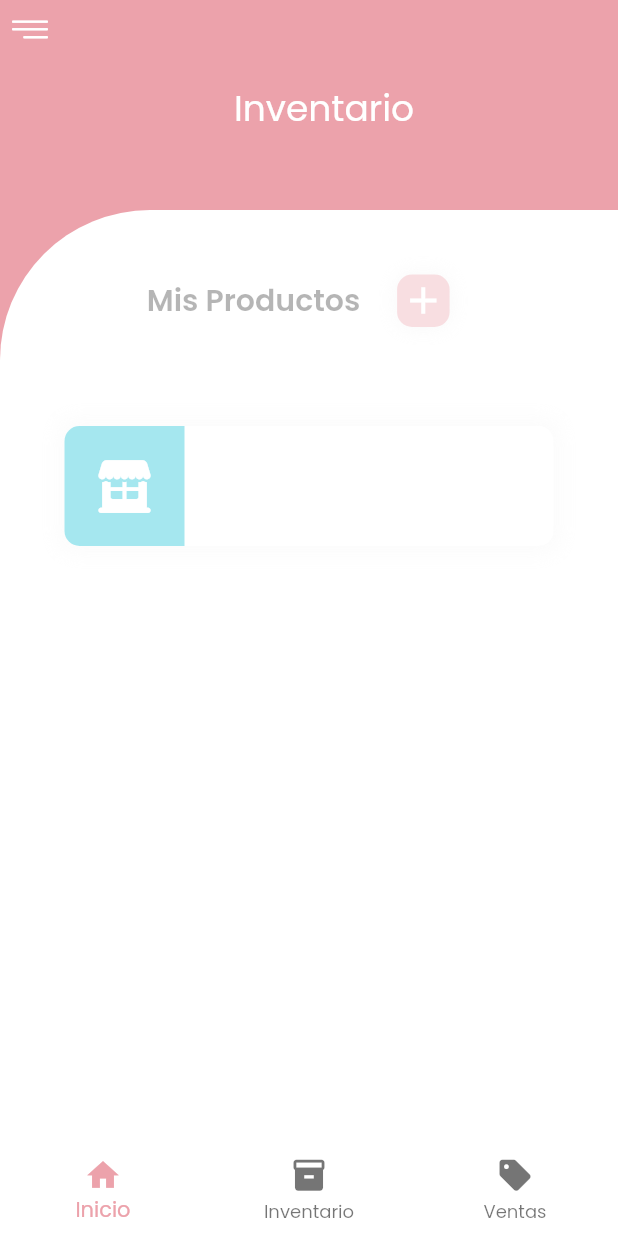
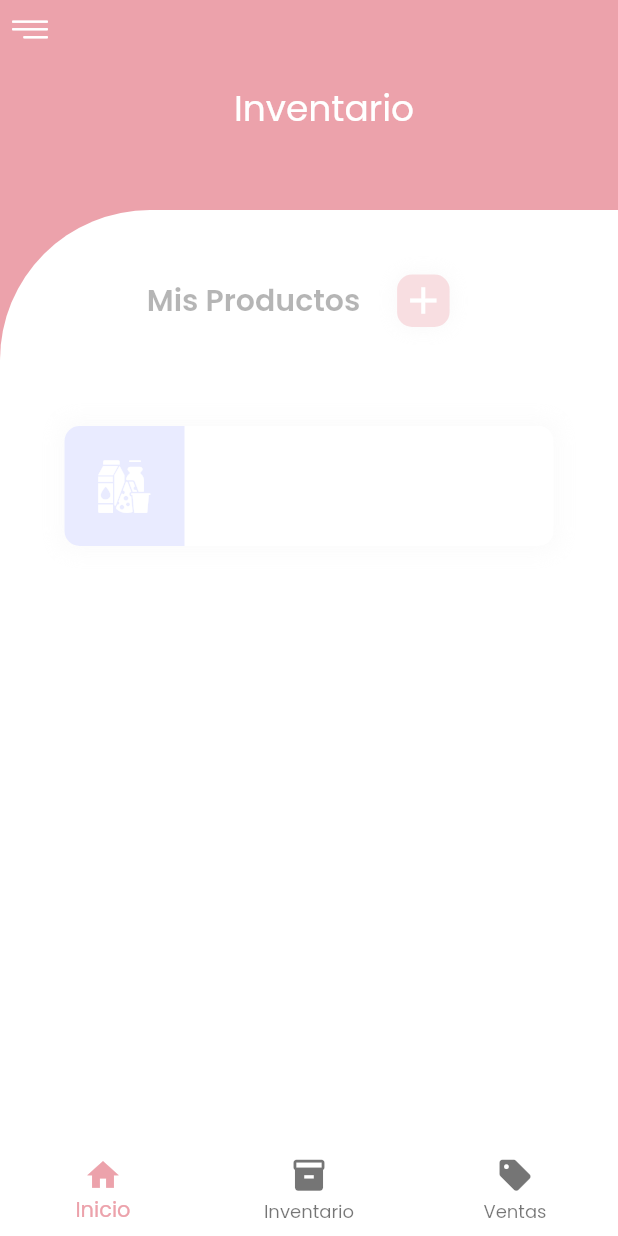
Before and after one commit to Hectorc70/ss_manager, a Flutter app: the InventoryPage screen opened by its route, on a phone screen of 412 x 824 dp. Run offline on Flutter 3.47's test engine with Material 2 defaults, Android fonts, the phone set to English and light mode, and no system bars; our stand-ins replace cloud_firestore, firebase_auth, firebase_core, fluttertoast, shared_preferences; missing offline and left inert: flutter_overlay_loader; accounts and stored records are empty.

Commit message:
nuevo icono custom

```diff
--- a/lib/src/user/pages/business_page.dart
+++ b/lib/src/user/pages/business_page.dart
@@ -1,6 +1,6 @@
 import 'package:flutter/material.dart';
-import 'package:ss_manager/manager_icons_icons.dart';
 import 'package:ss_manager/src/widgets/buttons_widget.dart';
+import 'package:ss_manager/src/widgets/manager_icons_icons.dart';
 import 'package:ss_manager/src/widgets/page_widget.dart';
 import 'package:ss_manager/src/widgets/widgets_body.dart';
 
--- a/lib/src/user/pages/home_page.dart
+++ b/lib/src/user/pages/home_page.dart
@@ -1,6 +1,6 @@
 import 'package:flutter/material.dart';
 import 'package:provider/provider.dart';
-import 'package:ss_manager/manager_icons_icons.dart';
+
 import 'package:ss_manager/src/user/providers/sales_provider.dart';
 import 'package:ss_manager/src/utils/preferences_user.dart';
 
@@ -8,6 +8,7 @@ import 'package:ss_manager/src/widgets/bottom_nav_widget.dart';
 import 'package:ss_manager/src/widgets/buttons_widget.dart';
 import 'package:ss_manager/src/widgets/logo.dart';
 import 'package:ss_manager/src/widgets/main_lateral.dart';
+import 'package:ss_manager/src/widgets/manager_icons_icons.dart';
 import 'package:ss_manager/src/widgets/page_widget.dart';
 import 'package:ss_manager/src/widgets/widgets_body.dart';
 
--- a/lib/src/user/pages/inventory_page.dart
+++ b/lib/src/user/pages/inventory_page.dart
@@ -1,8 +1,8 @@
 import 'package:flutter/material.dart';
-import 'package:ss_manager/manager_icons_icons.dart';
 import 'package:ss_manager/src/widgets/bottom_nav_widget.dart';
 import 'package:ss_manager/src/widgets/buttons_widget.dart';
 import 'package:ss_manager/src/widgets/main_lateral.dart';
+import 'package:ss_manager/src/widgets/manager_icons_icons.dart';
 import 'package:ss_manager/src/widgets/page_widget.dart';
 import 'package:ss_manager/src/widgets/widgets_body.dart';
 
@@ -67,6 +67,7 @@ class _BodyInventory extends StatelessWidget {
 
   @override
   Widget build(BuildContext context) {
+    final colorIcons = const Color.fromRGBO(193, 199, 255, 1);
     return Container(
       alignment: AlignmentDirectional.center,
       width: double.infinity,
@@ -86,8 +87,8 @@ class _BodyInventory extends StatelessWidget {
               children: [
                 CardItem(
                     heightWidget: 80.0,
-                    iconCard: ManagerIcons.market,
-                    colorIconConte: Colors.cyan)
+                    iconCard: ManagerIcons.products,
+                    colorIconConte: colorIcons)
               ],
             ),
           )
--- a/lib/src/widgets/main_lateral.dart
+++ b/lib/src/widgets/main_lateral.dart
@@ -1,6 +1,6 @@
 import 'package:flutter/material.dart';
-import 'package:ss_manager/manager_icons_icons.dart';
 import 'package:ss_manager/src/widgets/logo.dart';
+import 'package:ss_manager/src/widgets/manager_icons_icons.dart';
 
 class LateralMain extends StatelessWidget {
   @override
--- a/lib/manager_icons_icons.dart
+++ b/lib/src/widgets/manager_icons_icons.dart
@@ -22,5 +22,6 @@ class ManagerIcons {
   static const String? _kFontPkg = null;
 
   static const IconData market = IconData(0xe808, fontFamily: _kFontFam, fontPackage: _kFontPkg);
+  static const IconData products = IconData(0xe809, fontFamily: _kFontFam, fontPackage: _kFontPkg);
   static const IconData menuCustom = IconData(0xe827, fontFamily: _kFontFam, fontPackage: _kFontPkg);
 }
```
Also changed, not shown: pubspec.yaml (+0 -7 lines), assets/icons/ManagerIcons.ttf.
